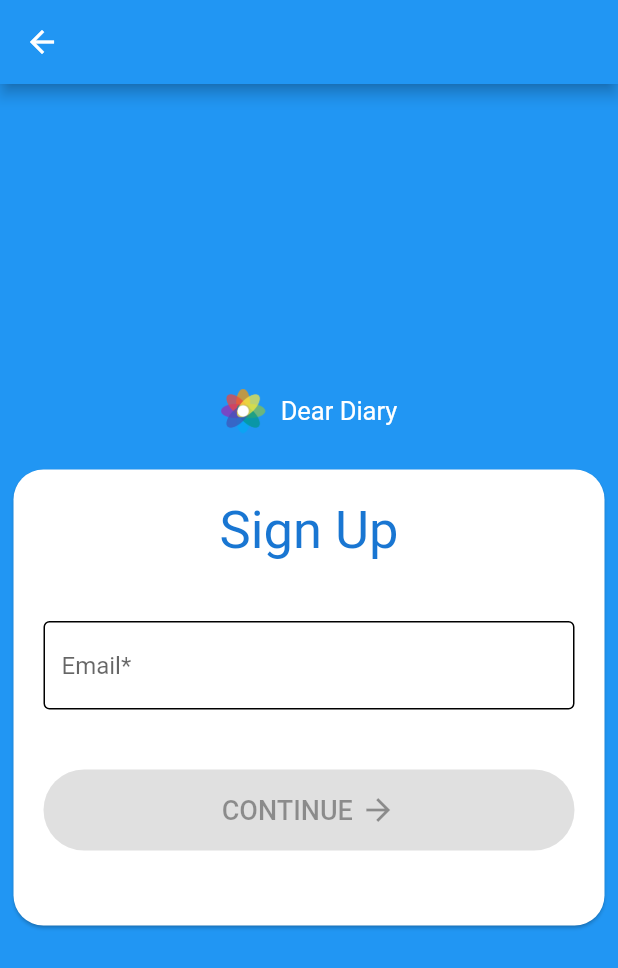
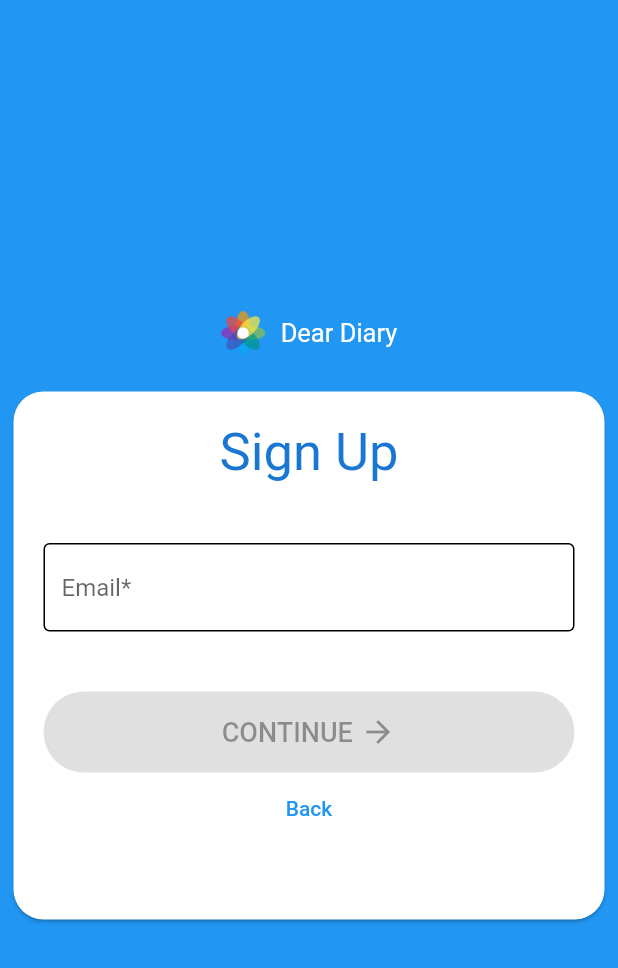
Before and after one commit to Yasith-Heshan/dear_diary, a Flutter app: the screen it shows after launch, after a tap on "Register", on a phone screen of 412 x 824 dp. Shown: the top 968 px of the screen. Run offline on Flutter 3.47's test engine with Material 2 defaults, Android fonts, the phone set to English and light mode, and no system bars; our stand-ins replace cloud_firestore, firebase_auth, firebase_core, flutter_spinkit, form_validator; accounts and stored records are empty.

Commit message:
Remove back button from appbar

```diff
--- a/lib/main.dart
+++ b/lib/main.dart
@@ -30,11 +30,11 @@ class MyApp extends StatelessWidget {
         initialData: null,
         child: MaterialApp(
             routes: {
-              '/':(context)=>SignIn(),
-              '/sign_up_email': (context) => SignUpEmail(),
-              '/sign_up_password': (context) => SignUpPassword(),
-              '/wrapper': (context) => Wrapper(),
-              '/view_card':(context)=>ViewCard()
+              '/':(context)=>const SignIn(),
+              '/sign_up_email': (context) => const SignUpEmail(),
+              '/sign_up_password': (context) => const SignUpPassword(),
+              '/wrapper': (context) => const Wrapper(),
+              '/view_card':(context)=>const ViewCard()
             }
         )
     );
--- a/lib/screens/home/view_card.dart
+++ b/lib/screens/home/view_card.dart
@@ -16,7 +16,7 @@ class ViewCard extends StatelessWidget {
         body: Padding(
           padding: const EdgeInsets.all(10.0),
           child: Card(
-            color: Color(0xA5CFE6FF),
+            color: const Color(0xA5CFE6FF),
             child: SingleChildScrollView(
               child: Padding(
                 padding: const EdgeInsets.all(8.0),
--- a/lib/screens/home/widgets/add_card_form.dart
+++ b/lib/screens/home/widgets/add_card_form.dart
@@ -21,6 +21,7 @@ class AddCardFormState extends State<AddCardForm> {
   final text1Controller = TextEditingController();
   final text2Controller = TextEditingController();
 
+  @override
   void dispose() {
     text1Controller.dispose();
     text2Controller.dispose();
@@ -64,7 +65,7 @@ class AddCardFormState extends State<AddCardForm> {
                     borderSide: BorderSide.none,
                     borderRadius: BorderRadius.circular(25),
                   ),
-                  fillColor: Color(0xFF3097DAFF),
+                  fillColor: const Color(0xFF3097DAFF),
                   filled: true,
                   hintText: 'Submit New'
               ),
--- a/lib/screens/sign_in/widgets/sign_in_form.dart
+++ b/lib/screens/sign_in/widgets/sign_in_form.dart
@@ -3,7 +3,6 @@ import 'package:form_validator/form_validator.dart';
 import '../../../services/auth_service.dart';
 import '../../../shared/decorations.dart';
 import '../../signup/widgets/loading.dart';
-import '../../signup/sign_up_email.dart';
 
 class SignInForm extends StatefulWidget {
   const SignInForm({Key? key}) : super(key: key);
@@ -83,7 +82,7 @@ class _SignInFormState extends State<SignInForm> {
                           error = errorMsg;
                         });
                       } else {
-                        if (!context.mounted) return;
+                        if (!mounted) return;
                         await Navigator.pushReplacementNamed(
                             context, '/wrapper');
                       }
@@ -116,11 +115,9 @@ class _SignInFormState extends State<SignInForm> {
             height: 5,
           ),
           TextButton(
-              onPressed: () {
-                Navigator.push(
-                    context,
-                    MaterialPageRoute(
-                        builder: (context) => const SignUpEmail()));
+              onPressed: () async{
+                if (!mounted) return;
+                await Navigator.pushReplacementNamed(context, '/sign_up_email');
               },
               child: const Text('Register')),
 
--- a/lib/screens/signup/sign_up_email.dart
+++ b/lib/screens/signup/sign_up_email.dart
@@ -1,6 +1,5 @@
-import 'package:dear_diary/shared/decorations.dart';
+import 'package:dear_diary/screens/signup/widgets/sign_up_email_form.dart';
 import 'package:flutter/material.dart';
-import 'package:form_validator/form_validator.dart';
 
 class SignUpEmail extends StatefulWidget {
   const SignUpEmail({Key? key}) : super(key: key);
@@ -17,7 +16,6 @@ class _SignUpEmailState extends State<SignUpEmail> {
 
 
     return Scaffold(
-      appBar: AppBar(),
       backgroundColor: Colors.blue,
       body: Padding(
         padding: const EdgeInsets.all(5),
@@ -75,66 +73,3 @@ class _SignUpEmailState extends State<SignUpEmail> {
     );
   }
 }
-
-class CustomForm extends StatefulWidget {
-  const CustomForm({Key? key}) : super(key: key);
-
-  @override
-  State<CustomForm> createState() => _CustomFormState();
-}
-
-class _CustomFormState extends State<CustomForm> {
-  String? email;
-  bool isActive=false;
-  final _formKey = GlobalKey<FormState>();
-  @override
-  Widget build(BuildContext context) {
-    return Form(
-      key: _formKey,
-      child: Column(
-        children: <Widget>[
-          TextFormField(
-            validator: ValidationBuilder().email('Invalid Email').build(),
-            decoration: authTextInputDecoration.copyWith(hintText: 'Email*'),
-            onChanged: (value){
-
-              setState(() {
-                email = value;
-                isActive = _formKey.currentState!.validate();
-
-              });
-            },
-          ),
-          const SizedBox(
-            height: 40,
-          ),
-          ElevatedButton(
-            onPressed: (isActive)?(){
-              if (_formKey.currentState!.validate()) {
-                Navigator.of(context).pushNamed('/sign_up_password',arguments: email);
-              }
-            }:null,
-            style: ElevatedButton.styleFrom(shape: const StadiumBorder()),
-            child: Padding(
-              padding: const EdgeInsets.all(15.0),
-              child: Row(
-                mainAxisAlignment: MainAxisAlignment.center,
-                children: const [
-                  Text('CONTINUE',
-                    style: TextStyle(
-                        fontSize: 18
-                    ),
-                  ),
-                  SizedBox(width: 5,),
-                  Icon(Icons.arrow_forward,),
-                ],
-              ),
-            ),
-
-          )
-          // Add TextFormFields and ElevatedButton here.
-        ],
-      ),
-    );
-  }
-}
--- a/lib/screens/signup/sign_up_password.dart
+++ b/lib/screens/signup/sign_up_password.dart
@@ -1,4 +1,4 @@
-import 'package:dear_diary/screens/signup/widgets/sign_up_form.dart';
+import 'package:dear_diary/screens/signup/widgets/sign_up_password_form.dart';
 import 'package:flutter/material.dart';
 
 
@@ -17,7 +17,6 @@ class _SignUpPasswordState extends State<SignUpPassword> {
 
     return Scaffold(
       backgroundColor: Colors.blue,
-      appBar: AppBar(),
       body: Padding(
         padding: const EdgeInsets.all(5),
         child: Center(
@@ -61,7 +60,7 @@ class _SignUpPasswordState extends State<SignUpPassword> {
                         const SizedBox(
                           height: 40,
                         ),
-                        const SignUpForm()
+                        const SignUpPasswordForm()
                       ],
                     ),
                   ),
--- /dev/null
+++ b/lib/screens/signup/widgets/sign_up_email_form.dart
@@ -0,0 +1,71 @@
+import 'package:flutter/material.dart';
+import 'package:form_validator/form_validator.dart';
+
+import '../../../shared/decorations.dart';
+class CustomForm extends StatefulWidget {
+  const CustomForm({Key? key}) : super(key: key);
+
+  @override
+  State<CustomForm> createState() => _CustomFormState();
+}
+
+class _CustomFormState extends State<CustomForm> {
+  String? email;
+  bool isActive=false;
+  final _formKey = GlobalKey<FormState>();
+  @override
+  Widget build(BuildContext context) {
+
+    return Form(
+      key: _formKey,
+      child: Column(
+        children: <Widget>[
+          TextFormField(
+            validator: ValidationBuilder().email('Invalid Email').build(),
+            decoration: authTextInputDecoration.copyWith(hintText: 'Email*'),
+            onChanged: (value){
+
+              setState(() {
+                email = value;
+                isActive = _formKey.currentState!.validate();
+
+              });
+            },
+          ),
+          const SizedBox(
+            height: 40,
+          ),
+          ElevatedButton(
+            onPressed: (isActive)?(){
+              if (_formKey.currentState!.validate()) {
+                Navigator.of(context).pushReplacementNamed('/sign_up_password',arguments: email);
+              }
+            }:null,
+            style: ElevatedButton.styleFrom(shape: const StadiumBorder()),
+            child: Padding(
+              padding: const EdgeInsets.all(15.0),
+              child: Row(
+                mainAxisAlignment: MainAxisAlignment.center,
+                children: const [
+                  Text('CONTINUE',
+                    style: TextStyle(
+                        fontSize: 18
+                    ),
+                  ),
+                  SizedBox(width: 5,),
+                  Icon(Icons.arrow_forward,),
+                ],
+              ),
+            ),
+          ),
+          TextButton(
+              onPressed: ()async{
+                await Navigator.pushReplacementNamed(context,'/');
+              },
+              child: const Text('Back'))
+          // Add TextFormFields and ElevatedButton here.
+        ],
+      ),
+    );
+  }
+}
```
Also changed, not shown: lib/screens/signup/widgets/sign_up_password_form.dart (renamed from lib/screens/signup/widgets/sign_up_form.dart, +12 -9 lines).
